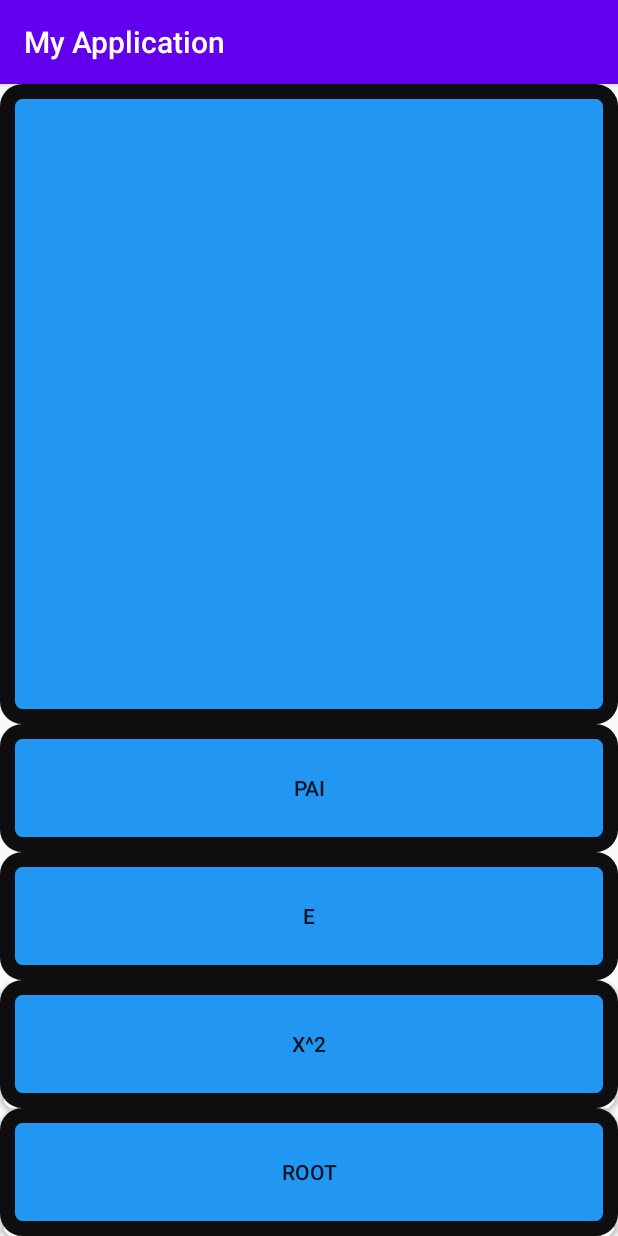
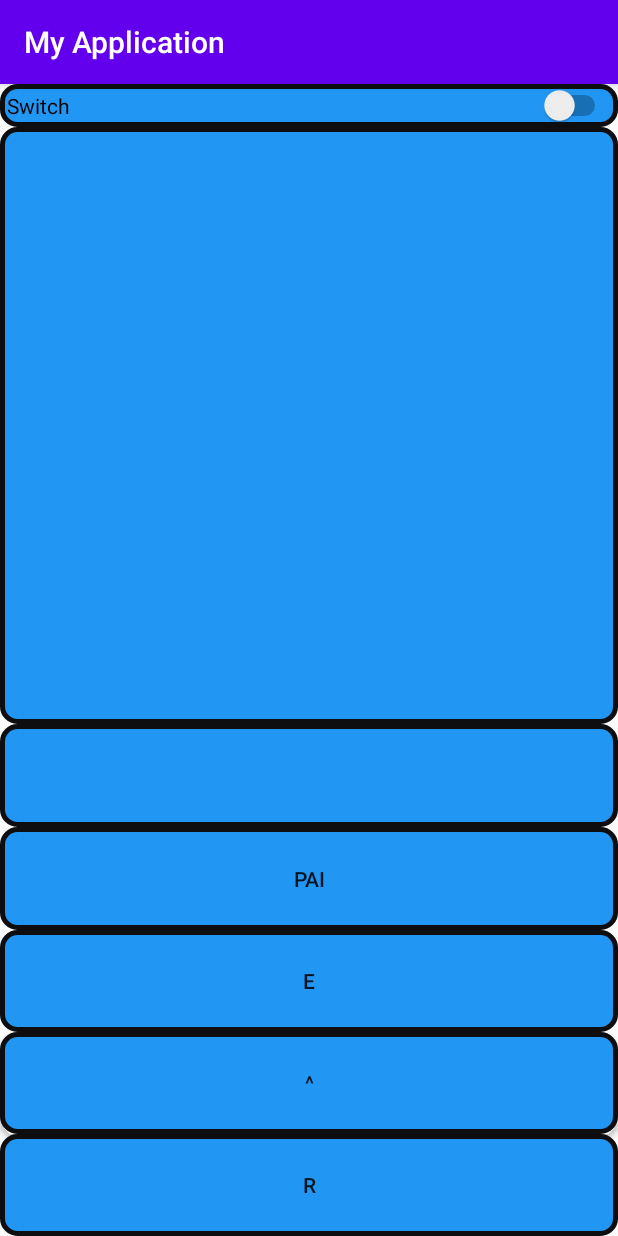
Before and after one commit to OrRoi21/callculator, an Android app: the fragment ScienceFragment placed in its activity, on a phone screen of 412 x 824 dp. Run offline under Robolectric (Android 15) with nearby library versions, the phone set to English and light mode, and no system bars.

Commit message:
add landscape mode for science frame

```diff
--- a/app/src/main/java/com/example/myapplication/activitys/MainActivity.java
+++ b/app/src/main/java/com/example/myapplication/activitys/MainActivity.java
@@ -4,26 +4,31 @@ import androidx.appcompat.app.AppCompatActivity;
 import androidx.fragment.app.FragmentManager;
 import androidx.fragment.app.FragmentTransaction;
 
+import android.app.Activity;
+import android.content.pm.ActivityInfo;
+import android.content.res.Configuration;
+import android.media.VolumeShaper;
 import android.os.Bundle;
+import android.util.Log;
 import android.view.View;
 import android.widget.Button;
 import android.widget.FrameLayout;
 import android.widget.TextView;
-
+import java.lang.Math;
 import com.example.myapplication.R;
 import com.example.myapplication.fragments.ScienceFragment;
 import com.example.myapplication.fragments.SimpleFragment;
 
 public class MainActivity extends AppCompatActivity {
 
-    FragmentManager fragmentManager;
-    FragmentTransaction fragmentTransaction;
-    static TextView textView;
-    static int num1, num2;
-    static char op = ' ';
-    static Button b;
-    static int result = 0;
-    boolean isOn = false;
+    private FragmentManager fragmentManager;
+    private FragmentTransaction fragmentTransaction;
+    private static TextView textView;
+    private static int num1, num2;
+    private static char op = ' ';
+    private static Button b;
+    private static int result = 0;
+    private boolean isOn = false;
 
 
     @Override
@@ -31,14 +36,31 @@ public class MainActivity extends AppCompatActivity {
         super.onCreate(savedInstanceState);
         setContentView(R.layout.activity_main);
 
+        Button button = (Button) findViewById(R.id.switch1);
+        button.setOnClickListener(new View.OnClickListener() {
+            @Override
+            public void onClick(View v) {
+                isOn = !isOn;
+                loadSetFragment();
+            }
+        });
+
         textView = findViewById(R.id.calcView);
         textView.setText("");
-
         fragmentManager = getSupportFragmentManager();
         fragmentTransaction = fragmentManager.beginTransaction();
 
         SimpleFragment simpleFragment = new SimpleFragment();
-        fragmentTransaction.add(R.id.simpleCon, simpleFragment).commit();
+        fragmentTransaction.add(R.id.simpleCon, simpleFragment);
+        if(getRequestedOrientation() == ActivityInfo.SCREEN_ORIENTATION_LANDSCAPE) {
+            ScienceFragment  scienceFragment = new ScienceFragment();
+            FrameLayout frameLayout = (FrameLayout) findViewById(R.id.scienceCon);
+            fragmentTransaction.add(R.id.scienceCon, scienceFragment);
+            fragmentTransaction.show(scienceFragment);
+            frameLayout.setVisibility(View.VISIBLE);
+            isOn = !isOn;
+        }
+        fragmentTransaction.commit();
 
     }
 
@@ -90,6 +112,12 @@ public class MainActivity extends AppCompatActivity {
                 }else
                     result = num1 / num2;
                 break;
+            case '^':
+                result = num1 * num1;
+                break;
+            case 'r':
+                result = (int) Math.sqrt(num1);
+                break;
             default:
                 break;
 
@@ -105,15 +133,16 @@ public class MainActivity extends AppCompatActivity {
         ScienceFragment  scienceFragment = new ScienceFragment();
         FrameLayout frameLayout = (FrameLayout) findViewById(R.id.scienceCon);
         fragmentTransaction.add(R.id.scienceCon, scienceFragment);
-        if(isOn == false) {
-            fragmentTransaction.show(scienceFragment);
-            frameLayout.setVisibility(View.VISIBLE);
+        if(isOn) {
+            setRequestedOrientation(ActivityInfo.SCREEN_ORIENTATION_LANDSCAPE);
         }
         else {
+            setRequestedOrientation(ActivityInfo.SCREEN_ORIENTATION_PORTRAIT);
             fragmentTransaction.hide(scienceFragment);
             frameLayout.setVisibility(View.GONE);
         }
         fragmentTransaction.addToBackStack(null).commit();
-        isOn = !isOn;
     }
+
+
 }
--- a/app/src/main/java/com/example/myapplication/fragments/ScienceFragment.java
+++ b/app/src/main/java/com/example/myapplication/fragments/ScienceFragment.java
@@ -1,12 +1,18 @@
 package com.example.myapplication.fragments;
 
+import android.content.pm.ActivityInfo;
 import android.os.Bundle;
 
+import androidx.annotation.NonNull;
 import androidx.fragment.app.Fragment;
+import androidx.lifecycle.Lifecycle;
 
+import android.util.Log;
 import android.view.LayoutInflater;
 import android.view.View;
 import android.view.ViewGroup;
+import android.widget.ArrayAdapter;
+import android.widget.Spinner;
 
 import com.example.myapplication.R;
 import com.example.myapplication.activitys.MainActivity;
@@ -63,10 +69,47 @@ public class ScienceFragment extends Fragment {
                              Bundle savedInstanceState) {
         // Inflate the layout for this fragment
         View view =  inflater.inflate(R.layout.fragment_science, container, false);
+
         view.findViewById(R.id.paiButton).setOnClickListener(MainActivity::writeNumber);
         view.findViewById(R.id.eButton).setOnClickListener(MainActivity::writeNumber);
         view.findViewById(R.id.squareButton).setOnClickListener(MainActivity::getOperator);
         view.findViewById(R.id.rootButton).setOnClickListener(MainActivity::getOperator);
         return view;
     }
+
+    @NonNull
+    @Override
+    public Lifecycle getLifecycle() {
+        return super.getLifecycle();
+    }
+
+    @Override
+    public void onStart() {
+        super.onStart();
+        Log.d("result", "onStart");
+    }
+
+    @Override
+    public void onResume() {
+        super.onResume();
+        Log.d("result", "onResume");
+    }
+
+    @Override
+    public void onPause() {
+        super.onPause();
+        Log.d("result", "onPause");
+    }
+
+    @Override
+    public void onStop() {
+        super.onStop();
+        Log.d("result", "onStop");
+    }
+
+    @Override
+    public void onDestroy() {
+        super.onDestroy();
+        Log.d("result", "onDestroy");
+    }
 }
--- a/app/src/main/java/com/example/myapplication/fragments/SimpleFragment.java
+++ b/app/src/main/java/com/example/myapplication/fragments/SimpleFragment.java
@@ -1,9 +1,13 @@
 package com.example.myapplication.fragments;
 
+import android.app.Activity;
+import android.content.pm.ActivityInfo;
+import android.graphics.drawable.GradientDrawable;
 import android.os.Bundle;
 
 import androidx.fragment.app.Fragment;
 
+import android.util.Log;
 import android.view.LayoutInflater;
 import android.view.View;
 import android.view.ViewGroup;
@@ -27,6 +31,7 @@ public class SimpleFragment extends Fragment {
     // TODO: Rename and change types of parameters
     private String mParam1;
     private String mParam2;
+    boolean isClicked = false;
 
     public SimpleFragment() {
         // Required empty public constructor
@@ -65,15 +70,6 @@ public class SimpleFragment extends Fragment {
         // Inflate the layout for this fragment
         View view =  inflater.inflate(R.layout.fragment_simple, container, false);
 
-        Button button = (Button) view.findViewById(R.id.switch1);
-        button.setOnClickListener(new View.OnClickListener() {
-            @Override
-            public void onClick(View v) {
-                MainActivity mainActivity = (MainActivity) getActivity();
-                mainActivity.loadSetFragment();
-            }
-        });
-
         view.findViewById(R.id.button0).setOnClickListener(MainActivity::writeNumber);
         view.findViewById(R.id.button1).setOnClickListener(MainActivity::writeNumber);
         view.findViewById(R.id.squareButton).setOnClickListener(MainActivity::writeNumber);
@@ -93,4 +89,34 @@ public class SimpleFragment extends Fragment {
 
         return view;
     }
+
+    @Override
+    public void onStart() {
+        super.onStart();
+        Log.d("result", "onStart");
+    }
+
+    @Override
+    public void onResume() {
+        super.onResume();
+        Log.d("result", "onResume");
+    }
+
+    @Override
+    public void onPause() {
+        super.onPause();
+        Log.d("result", "onPause");
+    }
+
+    @Override
+    public void onStop() {
+        super.onStop();
+        Log.d("result", "onStop");
+    }
+
+    @Override
+    public void onDestroy() {
+        super.onDestroy();
+        Log.d("result", "onDestroy");
+    }
 }
--- a/app/src/main/res/drawable/buttondesign.xml
+++ b/app/src/main/res/drawable/buttondesign.xml
@@ -2,12 +2,12 @@
 <shape xmlns:android="http://schemas.android.com/apk/res/android">
 
     <corners android:radius="10dp" />
-    <stroke android:color="#0E0E10" android:width="10dp" />
+    <stroke android:color="#0E0E10" android:width="3dp" />
     <gradient android:angle="225" />
     <padding
-        android:left="10dp"
-        android:right="10dp"
-        android:top="10dp"
-        android:bottom="10dp"/>
+        android:left="5dp"
+        android:right="5dp"
+        android:top="5dp"
+        android:bottom="5dp"/>
     <solid android:color="#2196F3" />
 </shape>
--- a/app/src/main/res/layout/activity_main.xml
+++ b/app/src/main/res/layout/activity_main.xml
@@ -12,6 +12,13 @@
         android:layout_height="match_parent"
         android:layout_weight="0.8"
         android:orientation="vertical">
+
+        <Switch
+            android:id="@+id/switch1"
+            android:layout_width="match_parent"
+            android:layout_height="wrap_content"
+            android:background="@drawable/buttondesign"
+            android:text="Switch" />
 
         <TextView
             android:id="@+id/calcView"
--- a/app/src/main/res/layout/fragment_science.xml
+++ b/app/src/main/res/layout/fragment_science.xml
@@ -10,6 +10,14 @@
         android:layout_width="match_parent"
         android:layout_height="match_parent"
         android:orientation="vertical">
+
+        <Spinner
+            android:id="@+id/trigo_spinner"
+            android:layout_width="match_parent"
+            android:layout_height="match_parent"
+            android:layout_weight="1"
+            android:background="@drawable/buttondesign"
+            android:text="trigo" />
 
         <Button
             android:id="@+id/paiButton"
@@ -33,7 +41,7 @@
             android:layout_height="match_parent"
             android:layout_weight="1"
             android:background="@drawable/buttondesign"
-            android:text="x^2" />
+            android:text="^" />
 
         <Button
             android:id="@+id/rootButton"
@@ -41,7 +49,7 @@
             android:layout_height="match_parent"
             android:layout_weight="1"
             android:background="@drawable/buttondesign"
-            android:text="root" />
+            android:text="r" />
     </LinearLayout>
 
 </FrameLayout>
--- a/app/src/main/res/values/strings.xml
+++ b/app/src/main/res/values/strings.xml
@@ -2,4 +2,10 @@
     <string name="app_name">My Application</string>
     <!-- TODO: Remove or change this placeholder text -->
     <string name="hello_blank_fragment">Hello blank fragment</string>
+    <string-array name="planets_array">
+        <item>sin</item>
+        <item>cos</item>
+        <item>tan</item>
+        <item>x^cot</item>
+    </string-array>
 </resources>
```
Also changed, not shown: app/src/main/res/layout/fragment_simple.xml (+3 -10 lines).
